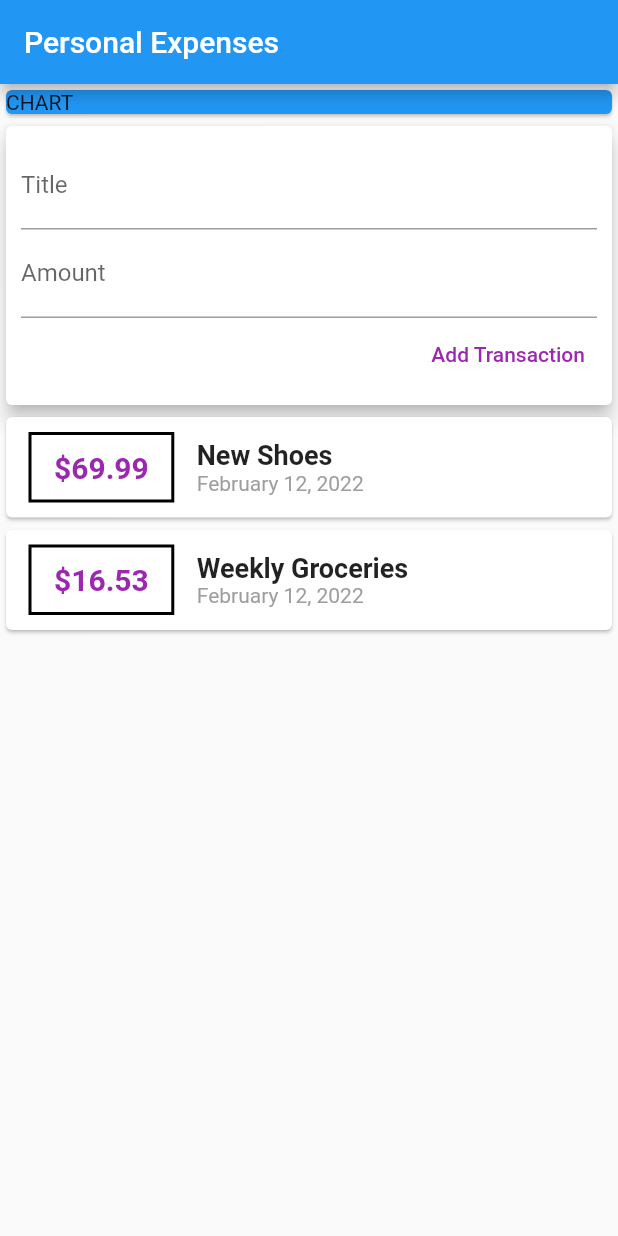
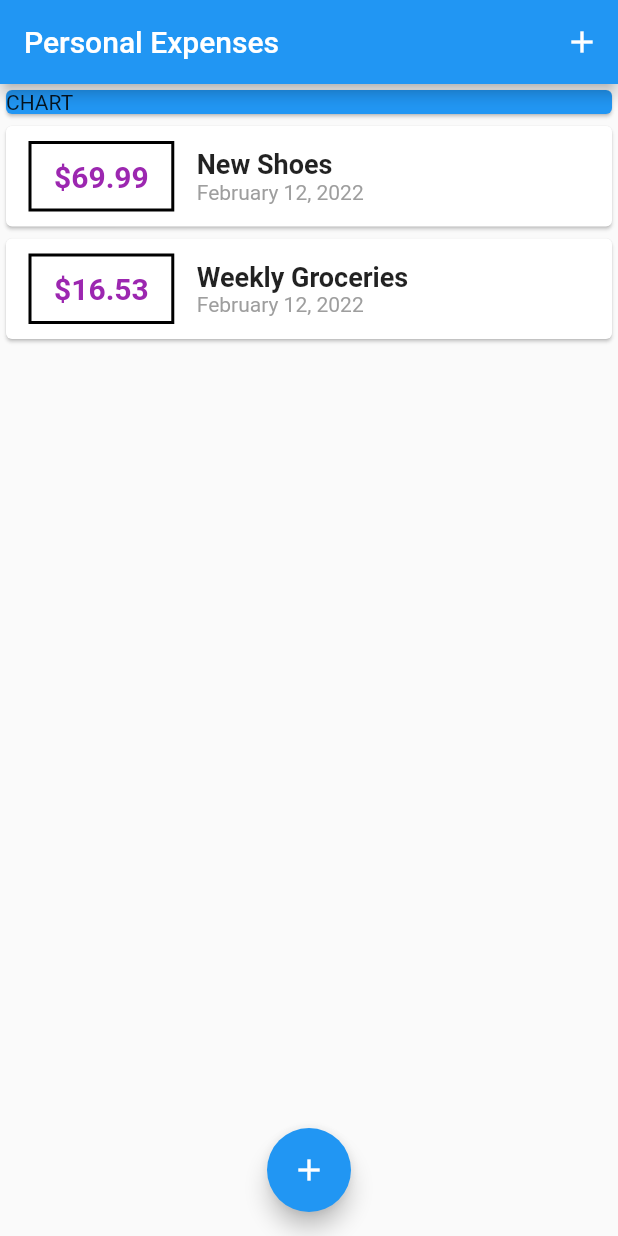
Before and after one commit to ahmetsarac/flutter-personal-expenses, a Flutter app: the screen it shows after launch, on a phone screen of 412 x 824 dp. Run offline on Flutter 3.47's test engine with Material 2 defaults, Android fonts, the phone set to English and light mode, and no system bars.

Commit message:
New transaction moved to modal bottom sheet.

```diff
--- a/lib/main.dart
+++ b/lib/main.dart
@@ -1,7 +1,8 @@
 import 'package:flutter/material.dart';
 import 'package:personal_expenses/widgets/new_transaction.dart';
 import 'package:personal_expenses/widgets/transaction_list.dart';
-import 'package:personal_expenses/widgets/user_transactions.dart';
+
+import 'models/transaction.dart';
 
 void main() => runApp(PersonalExpensesApp());
 
@@ -17,13 +18,55 @@ class PersonalExpensesApp extends StatelessWidget {
   }
 }
 
-class HomePage extends StatelessWidget {
+class HomePage extends StatefulWidget {
+
+  @override
+  State<HomePage> createState() => _HomePageState();
+}
+
+class _HomePageState extends State<HomePage> {
+
+  final List<Transaction> _userTransactions = [
+    Transaction(
+      id: 't1',
+      title: 'New Shoes',
+      amount: 69.99,
+      date: DateTime.now(),
+    ),
+    Transaction(
+      id: 't2',
+      title: 'Weekly Groceries',
+      amount: 16.53,
+      date: DateTime.now(),
+    ),
+  ];
+
+  void _addNewTransaction(String txTitle, double txAmount){
+    final newTx = Transaction(title: txTitle, amount: txAmount, date: DateTime.now(), id: DateTime.now().toString());
+    setState(() {
+      _userTransactions.add(newTx);
+    });
+  }
+
+
+
+  void _startAddNewTransaction(BuildContext ctx){
+    showModalBottomSheet(context: ctx, builder: (_){
+      return NewTransaction(addNewTransaction: _addNewTransaction,);
+    });
+  }
+
   @override
   Widget build(BuildContext context) {
     return Scaffold(
       appBar: AppBar(
         title: Text('Personal Expenses'),
+        actions: [
+          IconButton(icon: Icon(Icons.add), onPressed: () => _startAddNewTransaction(context),),
+        ],
       ),
+      floatingActionButton: FloatingActionButton(child: Icon(Icons.add), onPressed: () => _startAddNewTransaction(context),),
+      floatingActionButtonLocation: FloatingActionButtonLocation.centerFloat,
       body: SingleChildScrollView(
         child: Column(
           // mainAxisAlignment: MainAxisAlignment.spaceAround,
@@ -36,7 +79,7 @@ class HomePage extends StatelessWidget {
                 child: Text('CHART'),
               ),
             ),
-            UserTransactions(),
+            TransactionList(transactions: _userTransactions),
          ],
         ),
       ),
--- a/lib/widgets/new_transaction.dart
+++ b/lib/widgets/new_transaction.dart
@@ -1,11 +1,17 @@
 import 'package:flutter/material.dart';
 
-class NewTransaction extends StatelessWidget {
+class NewTransaction extends StatefulWidget{
+  final Function addNewTransaction;
+
+  const NewTransaction({Key? key, required this.addNewTransaction}) : super(key: key);
+
+ @override
+  _NewTransactionState createState() => _NewTransactionState();
+}
+
+class _NewTransactionState extends State<NewTransaction> {
   final titleController = TextEditingController();
   final amountController = TextEditingController();
-  Function addNewTransaction;
-
-  NewTransaction(this.addNewTransaction);
 
   void submitData() {
     final enteredTitle = titleController.text;
@@ -13,7 +19,8 @@ class NewTransaction extends StatelessWidget {
     if(enteredTitle.isEmpty || enteredAmount <= 0){
       return;
     }else{
-      addNewTransaction(enteredTitle, enteredAmount);
+      widget.addNewTransaction(enteredTitle, enteredAmount);
+      Navigator.of(context).pop();
     }
   }
 
--- a/lib/widgets/user_transactions.dart
+++ /dev/null
@@ -1,41 +0,0 @@
-import 'package:flutter/material.dart';
-import 'package:personal_expenses/models/transaction.dart';
-import 'package:personal_expenses/widgets/new_transaction.dart';
-import 'package:personal_expenses/widgets/transaction_list.dart';
-
-class UserTransactions extends StatefulWidget{
-  @override
-  _UserTransactionsState createState() => _UserTransactionsState();
-}
-
-class _UserTransactionsState extends State<UserTransactions>{
-  final List<Transaction> _userTransactions = [
-    Transaction(
-      id: 't1',
-      title: 'New Shoes',
-      amount: 69.99,
-      date: DateTime.now(),
-    ),
-    Transaction(
-      id: 't2',
-      title: 'Weekly Groceries',
-      amount: 16.53,
-      date: DateTime.now(),
-    ),
-  ];
-
-  void _addNewTransaction(String txTitle, double txAmount){
-    final newTx = Transaction(title: txTitle, amount: txAmount, date: DateTime.now(), id: DateTime.now().toString());
-    setState(() {
-      _userTransactions.add(newTx);
-    });
-  }
-
-  @override
-  Widget build(BuildContext context){
-    return Column(children: [
-      NewTransaction(_addNewTransaction),
-      TransactionList(transactions: _userTransactions),
-    ],);
-  }
-}
```
